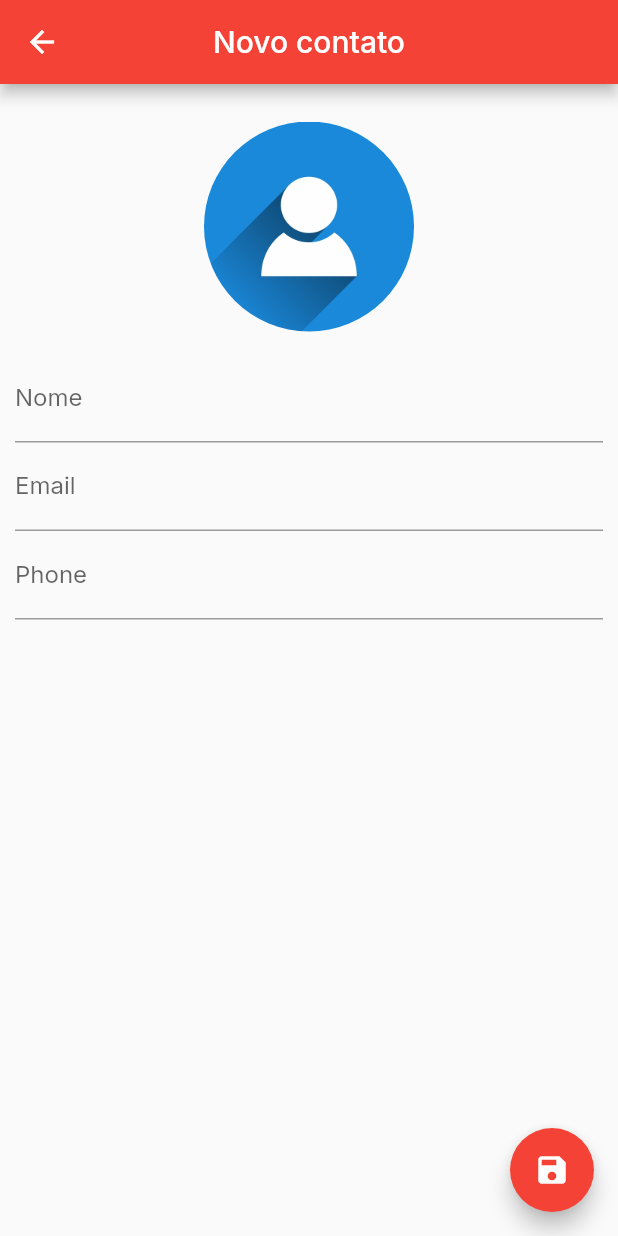
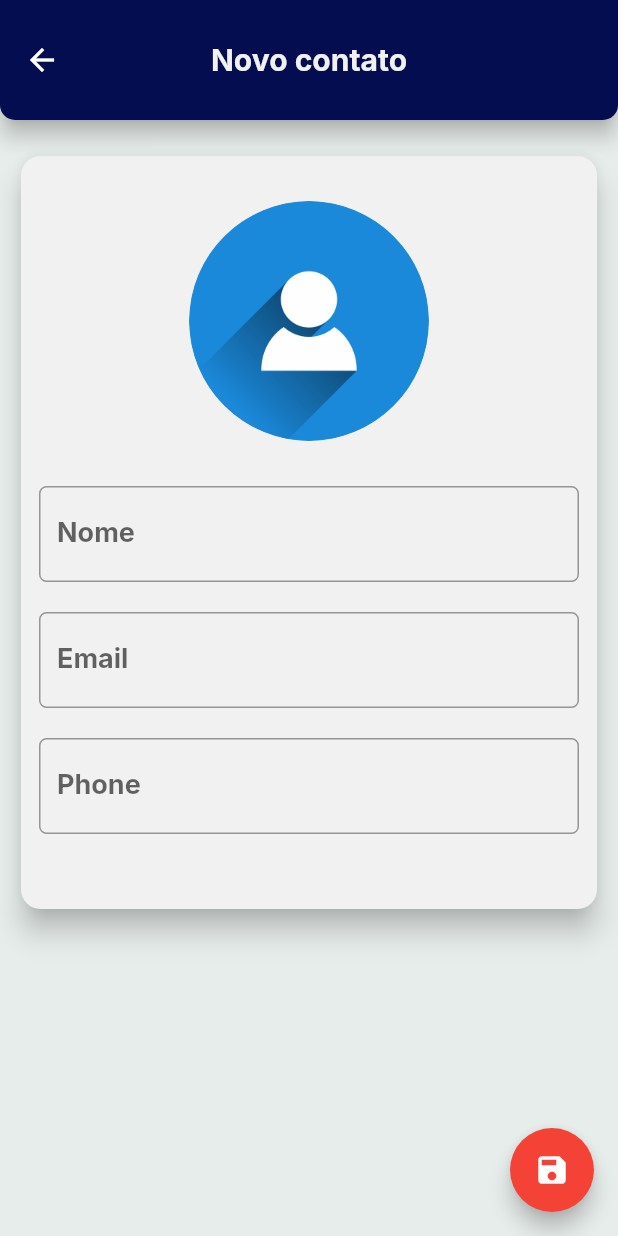
Before and after one commit to projEduardoValencio/agenda-de-contatos, a Flutter app: the ContactPage screen opened directly, on a phone screen of 412 x 824 dp. Run offline on Flutter 3.47's test engine with Material 2 defaults, Android fonts, the phone set to English and light mode, and no system bars; our stand-ins replace google_fonts, image_picker, sqflite; accounts and stored records are empty.

Commit message:
reformulação da pagian de contato

```diff
--- a/lib/main.dart
+++ b/lib/main.dart
@@ -15,9 +15,10 @@ class App extends StatelessWidget {
   @override
   Widget build(BuildContext context) {
     return MaterialApp(
+      debugShowCheckedModeBanner: false,
       theme: ThemeData(
         fontFamily: GoogleFonts.inter().fontFamily,
-        ),
+      ),
       home: HomePage(),
     );
   }
--- a/lib/src/views/contact_page.dart
+++ b/lib/src/views/contact_page.dart
@@ -3,6 +3,7 @@ import 'dart:io';
 import 'package:agenda_de_contatos/main.dart';
 import 'package:agenda_de_contatos/src/models/contact_model.dart';
 import 'package:agenda_de_contatos/src/utils/paths.dart';
+import 'package:agenda_de_contatos/src/utils/personal_colors.dart';
 import 'package:agenda_de_contatos/src/widgets/home_page_contactCard.dart';
 import 'package:flutter/material.dart';
 import 'package:image_picker/image_picker.dart';
@@ -83,30 +84,71 @@ class _ContactPageState extends State<ContactPage> {
         },
         child: Scaffold(
           appBar: AppBar(
-            title: Text(_editedContact.name.isEmpty ? "Novo contato" : _editedContact.name),
+            title: Text(
+              _editedContact.name.isEmpty
+                  ? "Novo contato"
+                  : _editedContact.name,
+              style: TextStyle(
+                color: MyPersonalColors.cardColor,
+                fontWeight: FontWeight.bold,
+                fontSize: 20,
+              ),
+            ),
             centerTitle: true,
-            backgroundColor: Colors.red,
+            backgroundColor: MyPersonalColors.primaria,
+            shape: RoundedRectangleBorder(
+              borderRadius: BorderRadius.only(
+                bottomLeft: Radius.circular(10.0),
+                bottomRight: Radius.circular(10.0),
+              ),
+            ),
+            toolbarHeight: 80,
+            elevation: 6,
           ),
           floatingActionButton: FloatingActionButton(
             onPressed: () => saveContact(),
             child: Icon(Icons.save),
             backgroundColor: Colors.red,
           ),
+          backgroundColor: MyPersonalColors.fundo,
           body: SingleChildScrollView(
-            padding: EdgeInsets.symmetric(vertical: 10.0, horizontal: 10.0),
+            padding: EdgeInsets.symmetric(vertical: 20.0, horizontal: 10.0),
+            child: Card(
+              color: MyPersonalColors.cardColor,
+              elevation: 8,
+              shape: RoundedRectangleBorder(
+                borderRadius: BorderRadius.circular(13.0),
+              ),
+              child: Padding(
+                padding:
+                    EdgeInsets.only(right: 12, left: 12, top: 15, bottom: 50),
                 child: Column(
                   mainAxisAlignment: MainAxisAlignment.center,
-              crossAxisAlignment: CrossAxisAlignment.stretch,
+                  // crossAxisAlignment: CrossAxisAlignment.stretch,
                   children: [
                     SizedBox(height: 15),
                     iconImage(),
-                SizedBox(height: 15),
+                    SizedBox(height: 30),
                     //NOME
-                TextField(
+                    Container(
+                      height: 64,
+                      child: TextField(
+                        textAlignVertical: TextAlignVertical.center,
                         focusNode: _nameFocus,
                         controller: _nameController,
                         decoration: InputDecoration(
                           labelText: "Nome",
+                          border: OutlineInputBorder(
+                            borderRadius: BorderRadius.circular(5),
+                          ),
+                          labelStyle: TextStyle(fontSize: 18),
+                        ),
+                        //estilo do texto
+                        textAlign: TextAlign.center,
+                        style: TextStyle(
+                          fontWeight: FontWeight.bold,
+                          color: MyPersonalColors.primaria,
+                          fontSize: 24,
                         ),
                         onChanged: (text) {
                           _userEdited = true;
@@ -118,12 +160,28 @@ class _ContactPageState extends State<ContactPage> {
                           FocusScope.of(context).requestFocus(_emailFocus);
                         },
                       ),
+                    ),
+                    SizedBox(
+                      height: 20,
+                    ),
                     //EMAIL
-                TextField(
+                    Container(
+                      height: 64,
+                      child: TextField(
                         focusNode: _emailFocus,
                         controller: _emailController,
                         decoration: InputDecoration(
                           labelText: "Email",
+                          border: OutlineInputBorder(
+                            borderRadius: BorderRadius.circular(5),
+                          ),
+                          labelStyle: TextStyle(fontSize: 18),
+                        ),
+                        textAlign: TextAlign.center,
+                        style: TextStyle(
+                          fontWeight: FontWeight.bold,
+                          color: MyPersonalColors.cinza,
+                          fontSize: 20,
                         ),
                         keyboardType: TextInputType.emailAddress,
                         onChanged: (text) {
@@ -135,12 +193,28 @@ class _ContactPageState extends State<ContactPage> {
                           FocusScope.of(context).requestFocus(_phoneFocus);
                         },
                       ),
+                    ),
+                    SizedBox(
+                      height: 20,
+                    ),
                     //PHONE
-                TextField(
+                    Container(
+                      height: 64,
+                      child: TextField(
                         focusNode: _phoneFocus,
                         controller: _phoneController,
                         decoration: InputDecoration(
                           labelText: "Phone",
+                          border: OutlineInputBorder(
+                            borderRadius: BorderRadius.circular(5),
+                          ),
+                          labelStyle: TextStyle(fontSize: 18),
+                        ),
+                        textAlign: TextAlign.center,
+                        style: TextStyle(
+                          fontWeight: FontWeight.bold,
+                          color: MyPersonalColors.cinza,
+                          fontSize: 20,
                         ),
                         keyboardType: TextInputType.number,
                         onChanged: (text) {
@@ -150,7 +224,10 @@ class _ContactPageState extends State<ContactPage> {
                         },
                         onSubmitted: (_) => saveContact(),
                       ),
+                    ),
                   ],
+                ),
+              ),
             ),
           ),
         ),
@@ -162,24 +239,24 @@ class _ContactPageState extends State<ContactPage> {
   GestureDetector iconImage() {
     return GestureDetector(
       child: Container(
-        width: 140.0,
-        height: 140.0,
+        width: 160.0,
+        height: 160.0,
         decoration: BoxDecoration(
           shape: BoxShape.circle,
           image: DecorationImage(
             image: verifyImg(),
-            fit: BoxFit.none,
+            fit: _editedContact.img.isEmpty ? BoxFit.none : BoxFit.cover,
             scale: 4.0,
           ),
         ),
       ),
       onTap: () {
-        ImagePicker().pickImage(source: ImageSource.camera).then((value) {
+        ImagePicker().pickImage(source: ImageSource.gallery).then((value) {
           if (value == null) {
             return;
           }
           setState(() {
-            _editedContact.img = value!.path;
+            _editedContact.img = value.path;
           });
         });
       },
--- a/lib/src/widgets/home_page_contactCard.dart
+++ b/lib/src/widgets/home_page_contactCard.dart
@@ -18,6 +18,7 @@ Widget contactCard(BuildContext context, int index, List<Contact> contacts,
     Function showContactPage, Function update) {
   return GestureDetector(
     child: Card(
+      color: MyPersonalColors.cardColor,
       margin: EdgeInsets.only(bottom: 20),
       elevation: 8,
       shape: RoundedRectangleBorder(
@@ -33,7 +34,7 @@ Widget contactCard(BuildContext context, int index, List<Contact> contacts,
               shape: BoxShape.circle,
               image: DecorationImage(
                 image: verifyImg(contacts, index),
-                fit: BoxFit.none,
+                fit: contacts[index].img.isEmpty ? BoxFit.none : BoxFit.cover,
                 scale: 11.0,
               ),
             ),
@@ -128,17 +129,17 @@ void _showOptions(BuildContext context, int index, List<Contact> contacts,
                         fontSize: 30.0),
                   ),
                   SizedBox(
-                    height: 20,
+                    height: 22,
                   ),
                   Text(
                     contacts[index].phone,
                     style: TextStyle(
                         color: MyPersonalColors.cinza,
                         fontWeight: FontWeight.bold,
-                        fontSize: 20.0),
+                        fontSize: 25.0),
                   ),
                   SizedBox(
-                    height: 15,
+                    height: 20,
                   ),
                   Text(
                     contacts[index].email,
@@ -212,7 +213,7 @@ Widget personalFlatButton({
   required Function() function,
   required Icon icone,
 }) {
-  final double hmed = 80;
+  final double hmed = 85;
   final double wmed = 120;
   return Container(
     height: hmed,
```
Lines whose indentation alone changed are shown as unchanged.
